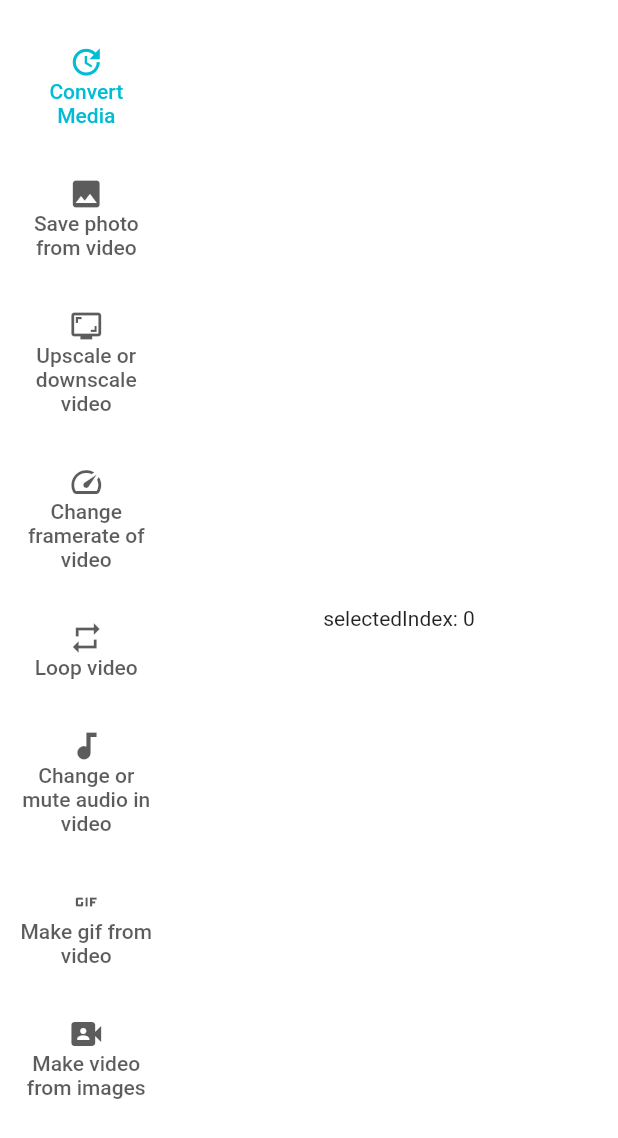
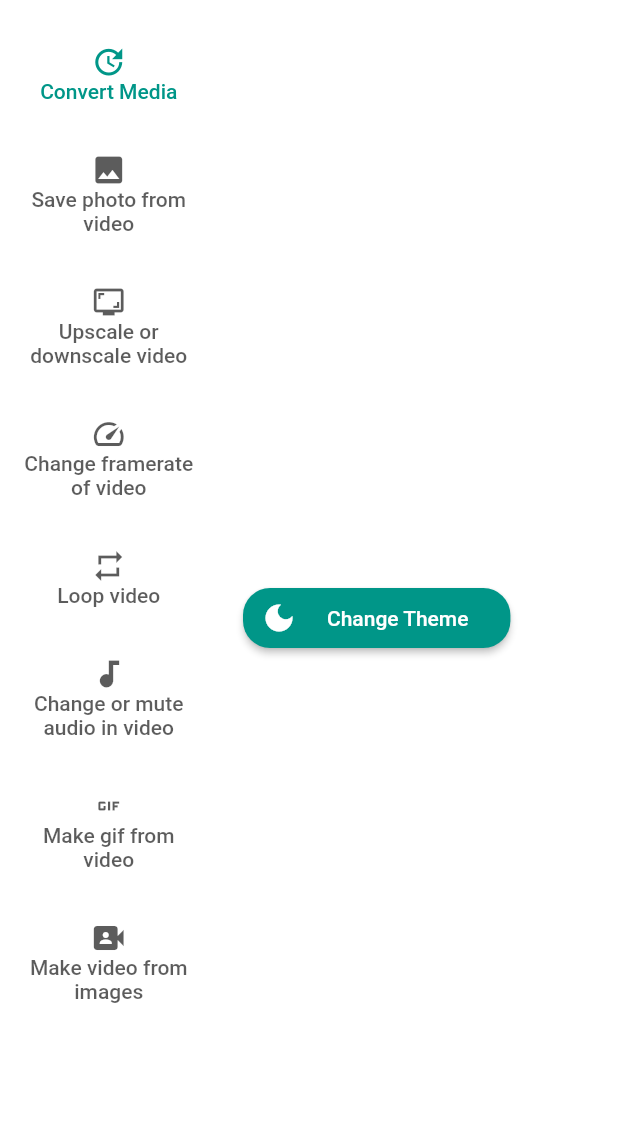
Before and after one commit to aswinmurali-io/osumffmpeg, a Flutter app: the screen it shows after launch, on a phone screen of 412 x 824 dp. Shown: the top 1138 px of the screen. Run offline on Flutter 3.47's test engine with Material 2 defaults, Android fonts, the phone set to English and light mode, and no system bars; our stand-ins replace animate_do, flutter_riverpod; missing offline and left inert: flutter_acrylic; project files that could hold a hidden picture were left out.

Commit message:
cleans code for theme logic

````diff
--- /dev/null
+++ b/lib/components/route_navigations.dart
@@ -0,0 +1,63 @@
+import 'package:animate_do/animate_do.dart';
+import 'package:flutter/material.dart';
+import 'package:flutter_riverpod/flutter_riverpod.dart';
+
+import '../models/routes.dart';
+
+class RouteNavigationRail extends ConsumerWidget {
+  const RouteNavigationRail({super.key});
+
+  @override
+  Widget build(final BuildContext context, final WidgetRef ref) {
+    final routeIndex = ref.watch(RouteProvider.provider);
+    final routeNotifier = ref.watch(RouteProvider.provider.notifier);
+
+    return SizedBox(
+      width: 150,
+      child: FadeInLeftBig(
+        duration: const Duration(milliseconds: 200),
+        // NavigationRail scrollable support.
+        // NOTE: https://github.com/flutter/flutter/issues/89167
+        // IntrinsicHeight <- is expensive.
+        child: LayoutBuilder(
+          builder: (final context, final constraint) {
+            return Scrollbar(
+              child: SingleChildScrollView(
+                physics: const BouncingScrollPhysics(),
+                child: ConstrainedBox(
+                  constraints: BoxConstraints(
+                    minHeight: constraint.maxHeight,
+                  ),
+                  child: IntrinsicHeight(
+                    child: Padding(
+                      padding: const EdgeInsets.fromLTRB(5, 5, 10, 5),
+                      child: ClipRRect(
+                        borderRadius: BorderRadius.circular(10),
+                        child: NavigationRail(
+                          onDestinationSelected: (final value) =>
+                              routeNotifier.route = value,
+                          labelType: NavigationRailLabelType.all,
+                          destinations: [
+                            for (final route in RouteProvider.routes)
+                              NavigationRailDestination(
+                                icon: ZoomIn(child: route.icon),
+                                label: Text(
+                                  route.title,
+                                  textAlign: TextAlign.center,
+                                ),
+                              ),
+                          ],
+                          selectedIndex: routeIndex,
+                        ),
+                      ),
+                    ),
+                  ),
+                ),
+              ),
+            );
+          },
+        ),
+      ),
+    );
+  }
+}
--- /dev/null
+++ b/lib/components/theme_button.dart
@@ -0,0 +1,44 @@
+import 'package:flutter/material.dart';
+import 'package:flutter_riverpod/flutter_riverpod.dart';
+
+import '../models/theme.dart';
+
+class ThemeButton extends ConsumerWidget {
+  const ThemeButton({super.key});
+
+  IconData getIconBasedOnTheme(final ThemeMode theme) {
+    // Get the icon of the next theme.
+    switch (theme) {
+      case ThemeMode.dark:
+        return Icons.light_mode;
+      case ThemeMode.light:
+        return Icons.auto_mode;
+      case ThemeMode.system:
+        return Icons.dark_mode;
+      default:
+        return Icons.error_outline;
+    }
+  }
+
+  @override
+  Widget build(final BuildContext context, final WidgetRef ref) {
+    final theme = ref.watch(ThemeProvider.provider);
+    final themeNotifier = ref.watch(ThemeProvider.provider.notifier);
+
+    return ElevatedButton.icon(
+      style: ButtonStyle(
+        shape: MaterialStateProperty.all(
+          RoundedRectangleBorder(
+            borderRadius: BorderRadius.circular(18),
+          ),
+        ),
+      ),
+      onPressed: themeNotifier.toggleTheme,
+      icon: Icon(getIconBasedOnTheme(theme)),
+      label: const Padding(
+        padding: EdgeInsets.all(12),
+        child: Text('Change Theme'),
+      ),
+    );
+  }
+}
--- /dev/null
+++ b/lib/layout.dart
@@ -0,0 +1,27 @@
+import 'package:flutter/material.dart';
+import 'package:flutter_riverpod/flutter_riverpod.dart';
+
+import 'components/route_navigations.dart';
+import 'models/routes.dart';
+
+class OsumMainPage extends ConsumerWidget {
+  const OsumMainPage({super.key});
+
+  @override
+  Widget build(final BuildContext context, final WidgetRef ref) {
+    final routeIndex = ref.watch(RouteProvider.provider);
+
+    return Scaffold(
+      body: Row(
+        children: [
+          const RouteNavigationRail(),
+          Expanded(
+            child: Center(
+              child: RouteProvider.routes[routeIndex].page,
+            ),
+          )
+        ],
+      ),
+    );
+  }
+}
--- a/lib/main.dart
+++ b/lib/main.dart
@@ -1,109 +1,16 @@
 // ignore_for_file: prefer_const_constructors
 
-import 'package:animate_do/animate_do.dart';
-import 'package:desktop_window/desktop_window.dart';
 import 'package:flutter/material.dart';
 import 'package:flutter_acrylic/flutter_acrylic.dart';
 import 'package:flutter_riverpod/flutter_riverpod.dart';
-import 'package:osumffmpeg/models/routes.dart';
 
+import 'layout.dart';
 import 'models/theme.dart';
 
 void main() async {
   WidgetsFlutterBinding.ensureInitialized();
   await Window.initialize();
-  await DesktopWindow.setWindowSize(Size(1000, 700));
-  await Window.setEffect(
-    effect: WindowEffect.mica,
-    color: Colors.transparent,
-    dark: false,
-  );
-
   runApp(ProviderScope(child: const OsumFfmpeg()));
-}
-
-class OsumMainPage extends ConsumerWidget {
-  const OsumMainPage({super.key});
-
-  @override
-  Widget build(final BuildContext context, final WidgetRef ref) {
-    final routes = ref.watch(routeProvider);
-    final routesNotifier = ref.watch(routeProvider.notifier);
-
-    return Scaffold(
-      body: Row(
-        children: [
-          FutureBuilder(
-            future: routesNotifier.add(),
-            builder: (final context, final snapshot) {
-              const width = 120.0;
-              if (!snapshot.hasData) {
-                return SizedBox(
-                  width: width,
-                  child: Center(
-                    child: CircularProgressIndicator(),
-                  ),
-                );
-              } else {
-                return SizedBox(
-                  width: width,
-                  child: FadeInLeftBig(
-                    duration: const Duration(milliseconds: 200),
-                    // NavigationRail scrollable support.
-                    // NOTE: https://github.com/flutter/flutter/issues/89167
-                    // IntrinsicHeight <- is expensive.
-                    child: LayoutBuilder(
-                      builder: (final context, final constraint) {
-                        return Scrollbar(
-                          child: SingleChildScrollView(
-                            physics: const BouncingScrollPhysics(),
-                            child: ConstrainedBox(
-                              constraints: BoxConstraints(
-                                minHeight: constraint.maxHeight,
-                              ),
-                              child: IntrinsicHeight(
-                                child: Padding(
-                                  padding:
-                                      const EdgeInsets.fromLTRB(5, 5, 10, 5),
-                                  child: ClipRRect(
-                                    borderRadius: BorderRadius.circular(10),
-                                    child: NavigationRail(
-                                      labelType: NavigationRailLabelType.all,
-                                      destinations: [
-                                        for (final route in routes)
-                                          NavigationRailDestination(
-                                            icon: ZoomIn(child: route.icon),
-                                            label: Text(
-                                              route.title,
-                                              textAlign: TextAlign.center,
-                                            ),
-                                          ),
-                                      ],
-                                      selectedIndex: 0,
-                                    ),
-                                  ),
-                                ),
-                              ),
-                            ),
-                          ),
-                        );
-                      },
-                    ),
-                  ),
-                );
-              }
-            },
-          ),
-          // VerticalDivider(thickness: 1, width: 1),
-          Expanded(
-            child: Center(
-              child: Text('selectedIndex: 0'),
-            ),
-          )
-        ],
-      ),
-    );
-  }
 }
 
 class OsumFfmpeg extends ConsumerWidget {
@@ -111,12 +18,17 @@ class OsumFfmpeg extends ConsumerWidget {
 
   @override
   Widget build(final BuildContext context, final WidgetRef ref) {
-    final themeMode = ref.watch(ThemeState.provider);
+    final themeMode = ref.watch(ThemeProvider.provider);
+
+    Window.setEffect(
+      effect: WindowEffect.mica,
+      dark: themeMode == ThemeMode.dark,
+    );
 
     return MaterialApp(
       title: 'Osum ffmpeg',
-      theme: ThemeState.lightTheme,
-      darkTheme: ThemeState.darkTheme,
+      theme: ThemeProvider.lightTheme,
+      darkTheme: ThemeProvider.darkTheme,
       themeMode: themeMode,
       home: OsumMainPage(),
     );
--- a/lib/models/routes.dart
+++ b/lib/models/routes.dart
@@ -1,3 +1,5 @@
+// ignore_for_file: prefer_const_constructors
+
 import 'package:animate_do/animate_do.dart';
 import 'package:flutter/material.dart';
 import 'package:flutter_riverpod/flutter_riverpod.dart';
@@ -17,28 +19,31 @@ class Route {
 
   final Widget content;
 
-  Widget get page => FadeInLeft(
+  Widget get page {
+    return FadeInRight(
+      duration: const Duration(milliseconds: 200),
       child: Padding(
         padding: const EdgeInsets.all(12),
         child: content,
       ),
     );
+  }
 
   @override
   String toString() => 'Route(title: $title, page: $content)';
 }
 
-class RoutesValueNotifier extends StateNotifier<List<Route>> {
-  RoutesValueNotifier() : super([]);
+class RouteProvider extends StateNotifier<int> {
+  RouteProvider() : super(0);
 
-  bool isBuildOnce = false;
+  // ignore: avoid_setters_without_getters
+  set route(final int index) => state = index;
 
-  Future<bool> add() async {
-    if (!isBuildOnce) {
-      await Future.delayed(const Duration(milliseconds: 1));
+  static final provider = StateNotifierProvider<RouteProvider, int>(
+    (final ref) => RouteProvider(),
+  );
 
-      super.state = [
-        ...super.state,
+  static final routes = [
     Route(
       title: 'Convert Media',
       icon: const Icon(Icons.update),
@@ -80,12 +85,4 @@ class RoutesValueNotifier extends StateNotifier<List<Route>> {
       content: Container(),
     ),
   ];
-      isBuildOnce = true;
 }
-    return isBuildOnce;
-  }
-}
-
-final routeProvider = StateNotifierProvider<RoutesValueNotifier, List<Route>>(
-  (final ref) => RoutesValueNotifier(),
-);
--- a/lib/models/theme.dart
+++ b/lib/models/theme.dart
@@ -1,15 +1,16 @@
 import 'package:flutter/material.dart';
 import 'package:flutter_riverpod/flutter_riverpod.dart';
 
-class ThemeState extends StateNotifier<ThemeMode> {
-  ThemeState() : super(ThemeMode.system);
+class ThemeProvider extends StateNotifier<ThemeMode> {
+  ThemeProvider() : super(ThemeMode.system);
 
-  static final provider =
-      StateNotifierProvider<ThemeState, ThemeMode>((final ref) => ThemeState());
+  static final provider = StateNotifierProvider<ThemeProvider, ThemeMode>(
+    (final ref) => ThemeProvider(),
+  );
 
   static ThemeData get lightTheme {
     return ThemeData(
-      primarySwatch: Colors.cyan,
+      primarySwatch: Colors.teal,
       appBarTheme: const AppBarTheme(
         backgroundColor: Colors.transparent,
         shadowColor: Colors.transparent,
@@ -20,15 +21,40 @@ class ThemeState extends StateNotifier<ThemeMode> {
 
   static ThemeData get darkTheme {
     return ThemeData(
+      primarySwatch: Colors.teal,
       scaffoldBackgroundColor: Colors.transparent,
+      iconTheme: const IconThemeData(
+        color: Colors.white,
+      ),
+      navigationRailTheme: const NavigationRailThemeData(
+        backgroundColor: Color.fromARGB(255, 82, 82, 82),
+        unselectedIconTheme: IconThemeData(
+          color: Colors.white,
+        ),
+        unselectedLabelTextStyle: TextStyle(
+          color: Colors.white,
+        ),
+        selectedLabelTextStyle: TextStyle(
+          color: Colors.tealAccent,
+        ),
+        selectedIconTheme: IconThemeData(
+          color: Colors.tealAccent,
+        ),
+      ),
     );
   }
 
   void toggleTheme() {
-    if (state == ThemeMode.dark) {
-      state = ThemeMode.light;
-    } else {
-      state = ThemeMode.dark;
+    switch (state) {
+      case ThemeMode.dark:
+        state = ThemeMode.light;
+        break;
+      case ThemeMode.light:
+        state = ThemeMode.system;
+        break;
+      default:
+        state = ThemeMode.dark;
+        break;
     }
   }
 }
--- a/lib/routebuilder.dart
+++ /dev/null
@@ -1,30 +0,0 @@
-///
-/// ```bash
-/// $ ffmpeg -i input.mp3 output.mov
-/// ```
-/// ```yaml
-/// name: 'Convert Media'
-/// icon: Icons.update
-/// page:
-///   input:
-///     filebrowser:
-///       extensions:
-///         - mp4
-///         - mov
-///         ...
-///   format:
-///     dropdown:
-///       text: 'Output video format.'
-///       default: mp4
-///       values:
-///         - mp4
-///         - mov
-///         - ...
-///   output:
-///     filebrowser:
-///       defaultPath: 'auto'
-///       filename: '{%INPUT_FILENAME_WITH_NO_EXTENSION}'
-/// ```
-class RouteBuilder {
-  const RouteBuilder();
-}
--- a/lib/routes/convert_media.dart
+++ b/lib/routes/convert_media.dart
@@ -1,6 +1,6 @@
-import 'package:flutter/cupertino.dart';
 import 'package:flutter/material.dart';
 import 'package:flutter_riverpod/flutter_riverpod.dart';
+import 'package:osumffmpeg/components/theme_button.dart';
 
 class ConvertMediaPage extends ConsumerWidget {
   const ConvertMediaPage({super.key});
@@ -10,8 +10,8 @@ class ConvertMediaPage extends ConsumerWidget {
     return Scrollbar(
       child: SingleChildScrollView(
         child: Row(
-          children: [
-
+          children: const [
+            ThemeButton(),
           ],
         ),
       ),
````
Lines whose indentation alone changed are shown as unchanged.
